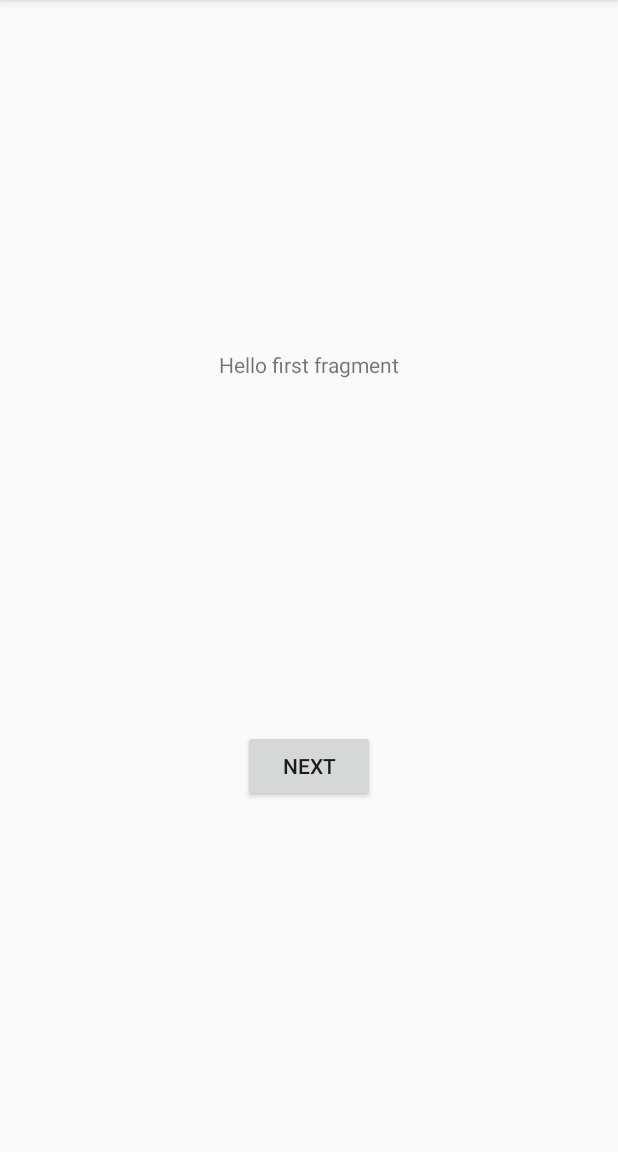
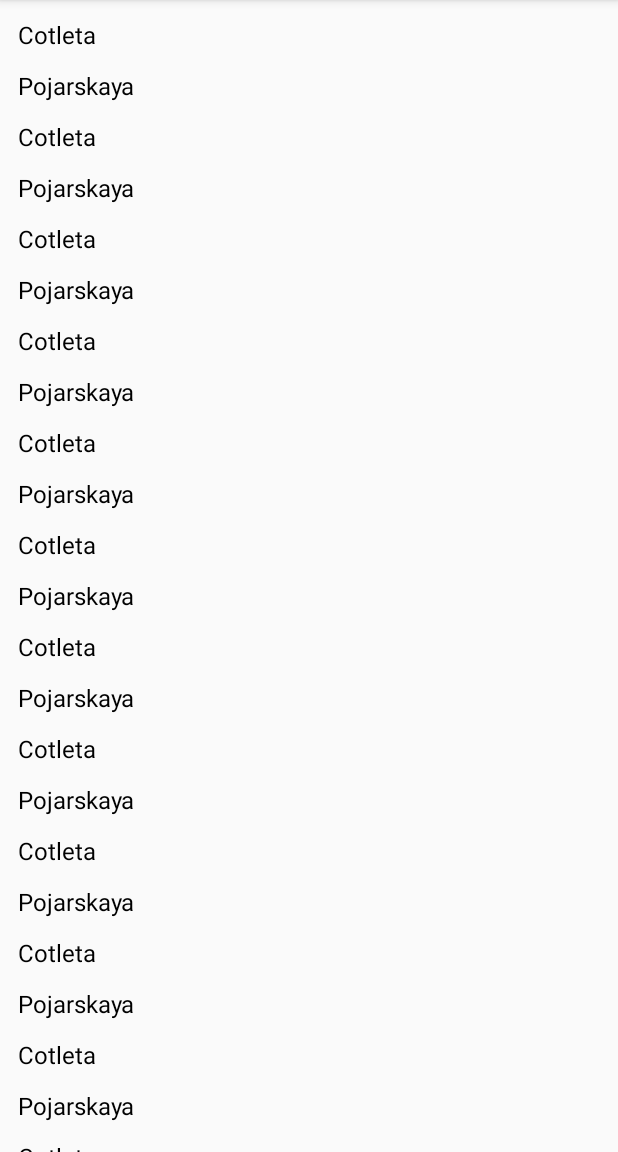
Before and after one commit to leffsu/LamaChat, an Android app: the fragment HomeFragment shown on its own in the app's theme, on a phone screen of 412 x 824 dp, the part 84-1236 px from its top. Run offline under Robolectric (Android 15) with nearby library versions, the phone set to English and light mode, and no system bars; libraries missing offline, so code that uses them is left out: com.zhuinden.simplestack, com.zhuinden.simplestackextensions.

Commit message:
Recycler Views

```diff
--- /dev/null
+++ b/app/src/main/java/su/leff/androidtemplate/ui/chat/Chat.kt
@@ -0,0 +1,4 @@
+package su.leff.androidtemplate.ui.chat
+
+class Chat(val title:String, val mess:String) {
+}
--- /dev/null
+++ b/app/src/main/java/su/leff/androidtemplate/ui/home/Dialog.kt
@@ -0,0 +1,5 @@
+package su.leff.androidtemplate.ui.home
+
+class Dialog (val name:String, val text:String){
+
+}
--- /dev/null
+++ b/app/src/main/java/su/leff/androidtemplate/ui/home/HomeAdapter.kt
@@ -0,0 +1,37 @@
+package su.leff.androidtemplate.ui.home
+
+import android.view.LayoutInflater
+import android.view.ViewGroup
+import androidx.recyclerview.widget.RecyclerView
+import su.leff.androidtemplate.R
+import su.leff.androidtemplate.util.onClick
+
+class HomeAdapter(val goToChat: () -> Unit) : RecyclerView.Adapter<HomeViewHolder>() {
+
+    val list = ArrayList<Dialog>()
+
+
+    override fun onCreateViewHolder(parent: ViewGroup, viewType: Int): HomeViewHolder {
+        val v = LayoutInflater.from(parent.context)
+            .inflate(R.layout.viewholder_dialog, parent, false)
+        v.onClick {
+            goToChat()
+        }
+        return HomeViewHolder(v)
+    }
+
+    override fun getItemCount(): Int = list.size
+
+
+    override fun onBindViewHolder(holder: HomeViewHolder, position: Int) {
+        holder.bind(list[position])
+    }
+
+
+    fun setList(newList: List<Dialog>) {
+        list.clear()
+        list.addAll(newList)
+        notifyDataSetChanged()
+
+    }
+}
--- a/app/src/main/java/su/leff/androidtemplate/ui/home/HomeFragment.kt
+++ b/app/src/main/java/su/leff/androidtemplate/ui/home/HomeFragment.kt
@@ -4,28 +4,42 @@ import android.os.Bundle
 import android.view.LayoutInflater
 import android.view.View
 import android.view.ViewGroup
+import androidx.recyclerview.widget.LinearLayoutManager
 import com.zhuinden.simplestackextensions.fragmentsktx.backstack
 import kotlinx.android.synthetic.main.fragment_first.*
+import kotlinx.android.synthetic.main.fragment_home.*
 import su.leff.androidtemplate.R
 import su.leff.androidtemplate.navigation.BaseFragment
 import su.leff.androidtemplate.ui.auth.AuthKey
+import su.leff.androidtemplate.ui.chat.ChatKey
 import su.leff.androidtemplate.util.onClick
 
 class HomeFragment : BaseFragment() {
+    val adapter = HomeAdapter(this::goToChat)
 
     override fun onCreateView(
         inflater: LayoutInflater, container: ViewGroup?,
         savedInstanceState: Bundle?
     ): View? {
         // Inflate the layout for this fragment
-        return inflater.inflate(R.layout.fragment_first, container, false)
+        return inflater.inflate(R.layout.fragment_home, container, false)
     }
 
     override fun onViewCreated(view: View, savedInstanceState: Bundle?) {
         super.onViewCreated(view, savedInstanceState)
 
-        button_first.onClick {
-            backstack.goTo(AuthKey())
+        val list = ArrayList<Dialog>()
+        for (i in 1..20) {
+           list.add(Dialog(name= "Cotleta", text="Pojarskaya"))
         }
+
+        rvDialogs.layoutManager =
+            LinearLayoutManager(requireContext(), LinearLayoutManager.VERTICAL, false)
+        rvDialogs.adapter = adapter
+        adapter.setList(list)
+    }
+
+    fun goToChat(){
+        backstack.goTo(ChatKey())
     }
 }
--- /dev/null
+++ b/app/src/main/java/su/leff/androidtemplate/ui/home/HomeViewHolder.kt
@@ -0,0 +1,13 @@
+package su.leff.androidtemplate.ui.home
+
+import android.view.View
+import androidx.recyclerview.widget.RecyclerView
+import kotlinx.android.synthetic.main.viewholder_dialog.view.*
+
+class HomeViewHolder(itemView: View):RecyclerView.ViewHolder(itemView) {
+    fun bind(dialog: Dialog) {
+        itemView.txvName.text = dialog.name
+        itemView.txvText.text = dialog.text
+
+    }
+}
--- /dev/null
+++ b/app/src/main/res/layout/fragment_home.xml
@@ -0,0 +1,16 @@
+<?xml version="1.0" encoding="utf-8"?>
+<androidx.constraintlayout.widget.ConstraintLayout xmlns:android="http://schemas.android.com/apk/res/android"
+    android:layout_width="match_parent"
+    android:layout_height="match_parent"
+    xmlns:app="http://schemas.android.com/apk/res-auto">
+
+    <androidx.recyclerview.widget.RecyclerView
+        android:id="@+id/rvDialogs"
+        android:layout_width="match_parent"
+        android:layout_height="match_parent"
+        android:orientation="horizontal"
+        app:layout_constraintBottom_toBottomOf="parent"
+        app:layout_constraintLeft_toLeftOf="parent"
+        app:layout_constraintRight_toRightOf="parent" />
+
+</androidx.constraintlayout.widget.ConstraintLayout>
--- /dev/null
+++ b/app/src/main/res/layout/viewholder_dialog.xml
@@ -0,0 +1,31 @@
+<?xml version="1.0" encoding="utf-8"?>
+<androidx.constraintlayout.widget.ConstraintLayout xmlns:android="http://schemas.android.com/apk/res/android"
+    xmlns:app="http://schemas.android.com/apk/res-auto"
+    android:layout_width="match_parent"
+    android:layout_height="wrap_content">
+
+    <TextView
+        android:id="@+id/txvName"
+        android:layout_width="match_parent"
+        android:layout_height="wrap_content"
+        android:layout_marginLeft="12dp"
+        android:layout_marginTop="12dp"
+        android:layout_marginRight="12dp"
+        android:textColor="@color/black"
+        android:textSize="16sp"
+        app:layout_constraintLeft_toLeftOf="parent"
+        app:layout_constraintTop_toTopOf="parent" />
+
+    <TextView
+        android:id="@+id/txvText"
+        android:layout_width="match_parent"
+        android:layout_height="wrap_content"
+        android:layout_marginLeft="12dp"
+        android:layout_marginTop="12dp"
+        android:layout_marginRight="12dp"
+        android:textColor="@color/black"
+        android:textSize="16sp"
+        app:layout_constraintLeft_toLeftOf="parent"
+        app:layout_constraintTop_toBottomOf="@+id/txvName" />
+
+</androidx.constraintlayout.widget.ConstraintLayout>
--- a/app/src/main/res/values/colors.xml
+++ b/app/src/main/res/values/colors.xml
@@ -3,4 +3,5 @@
     <color name="colorPrimary">#6200EE</color>
     <color name="colorPrimaryDark">#3700B3</color>
     <color name="colorAccent">#03DAC5</color>
+    <color name="black">#000000</color>
 </resources>
```
Also changed, not shown: app/src/main/java/su/leff/androidtemplate/ui/chat/ChatAdapter.kt (added, +34 -0 lines), app/src/main/java/su/leff/androidtemplate/ui/chat/ChatFragment.kt (+15 -4 lines), app/src/main/java/su/leff/androidtemplate/ui/chat/ChatViewHolder.kt (added, +14 -0 lines), app/src/main/res/layout/fragment_chat.xml (added, +16 -0 lines), app/src/main/res/layout/viewholder_massedge.xml (added, +31 -0 lines).
